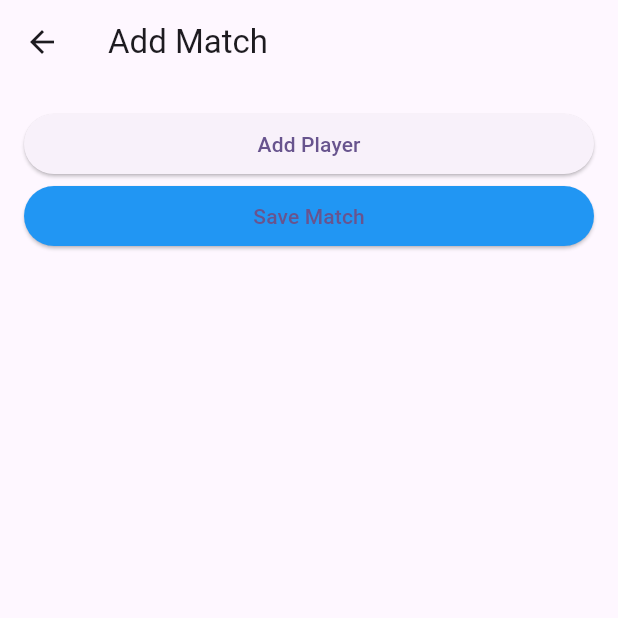
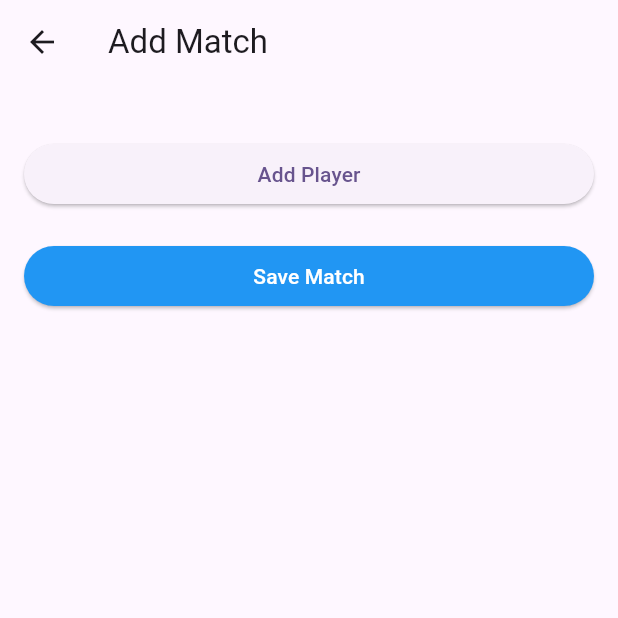
Before and after one commit to putetrekk/pocketrank, a Flutter app: the screen it shows after launch, after a tap on "Add Match", on a phone screen of 412 x 824 dp, the top half of it. Run offline on Flutter 3.47's test engine with Material 3 defaults, Android fonts, the phone set to English and light mode, and no system bars; our stand-ins replace logger, pocketbase; network calls fail.

Commit message:
Style button elements more consistently

```diff
--- a/pocketrank_app/lib/pages/home.dart
+++ b/pocketrank_app/lib/pages/home.dart
@@ -104,8 +104,14 @@ class _MyHomePageState extends State<MyHomePage> {
                   MaterialPageRoute(builder: (context) => AddMatchPage(pb: pb)),
                 );
               },
+              style: _userName != "Not logged in"
+                  ? ElevatedButton.styleFrom(
+                      backgroundColor: Colors.blue,
+                      foregroundColor: Colors.white)
+                  : ElevatedButton.styleFrom(),
               child: const Text('Add Match'),
             ),
+            const SizedBox(height: 20),
             ElevatedButton(
               onPressed: () {
                 Navigator.push(
@@ -113,8 +119,14 @@ class _MyHomePageState extends State<MyHomePage> {
                   MaterialPageRoute(builder: (context) => LoginPage(pb: pb)),
                 );
               },
+              style: _userName == "Not logged in"
+                  ? ElevatedButton.styleFrom(
+                      backgroundColor: Colors.blue,
+                      foregroundColor: Colors.white)
+                  : ElevatedButton.styleFrom(),
               child: const Text('Go to Login Page'),
             ),
+            const SizedBox(height: 20),
           ],
         ),
       ),
--- a/pocketrank_app/lib/pages/match.dart
+++ b/pocketrank_app/lib/pages/match.dart
@@ -99,8 +99,7 @@ class _AddMatchPageState extends State<AddMatchPage> {
             Column(
               children: _results
                   .map((e) => Row(
-                        mainAxisAlignment: MainAxisAlignment
-                            .center,
+                        mainAxisAlignment: MainAxisAlignment.center,
                         children: [
                           Expanded(
                             child: Text(e.playerName),
@@ -116,12 +115,14 @@ class _AddMatchPageState extends State<AddMatchPage> {
                             onChanged: (value) {
                               setState(() {
                                 _results.remove(e);
-                                _results.add(Result(
-                                  playerId: e.playerId,
-                                  match: e.match,
-                                  place: value!,
-                                  playerName: e.playerName,
-                                ));
+                                _results.insert(
+                                    value! - 1,
+                                    Result(
+                                      playerId: e.playerId,
+                                      match: e.match,
+                                      place: value,
+                                      playerName: e.playerName,
+                                    ));
                               });
                             },
                             hint: const Text('Select a score'),
@@ -130,6 +131,7 @@ class _AddMatchPageState extends State<AddMatchPage> {
                       ))
                   .toList(),
             ),
+            const SizedBox(height: 20),
             if (!_addingPlayer)
               ElevatedButton(
                 onPressed: () {
@@ -159,9 +161,13 @@ class _AddMatchPageState extends State<AddMatchPage> {
                 },
                 hint: const Text('Select a player'),
               ),
+            const SizedBox(height: 20),
             ElevatedButton(
               onPressed: _addMatch,
-              style: ElevatedButton.styleFrom(backgroundColor: Colors.blue),
+              style: ElevatedButton.styleFrom(
+                backgroundColor: Colors.blue,
+                foregroundColor: Colors.white,
+              ),
               child: const Text('Save Match'),
             ),
           ],
```
Also changed, not shown: pocketrank_app/lib/pages/login.dart (+8 -0 lines).
